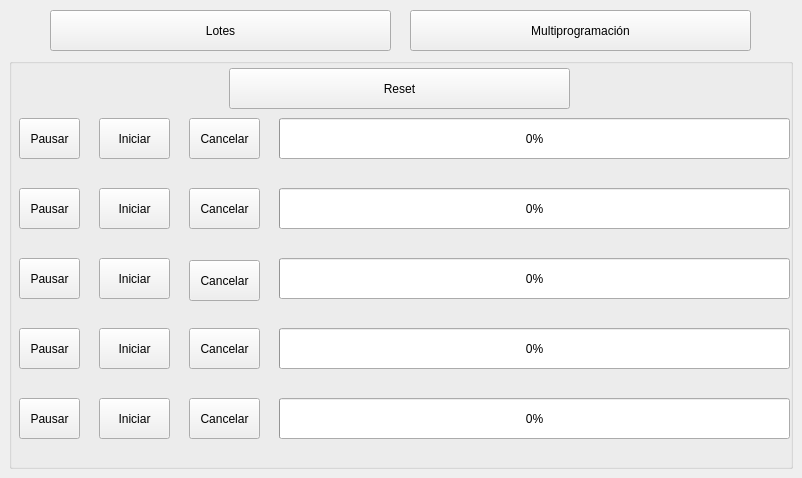
First picture: the form in admin_procesos.ui, repository Dario19999/Administrador-de-procesos, before the edit.
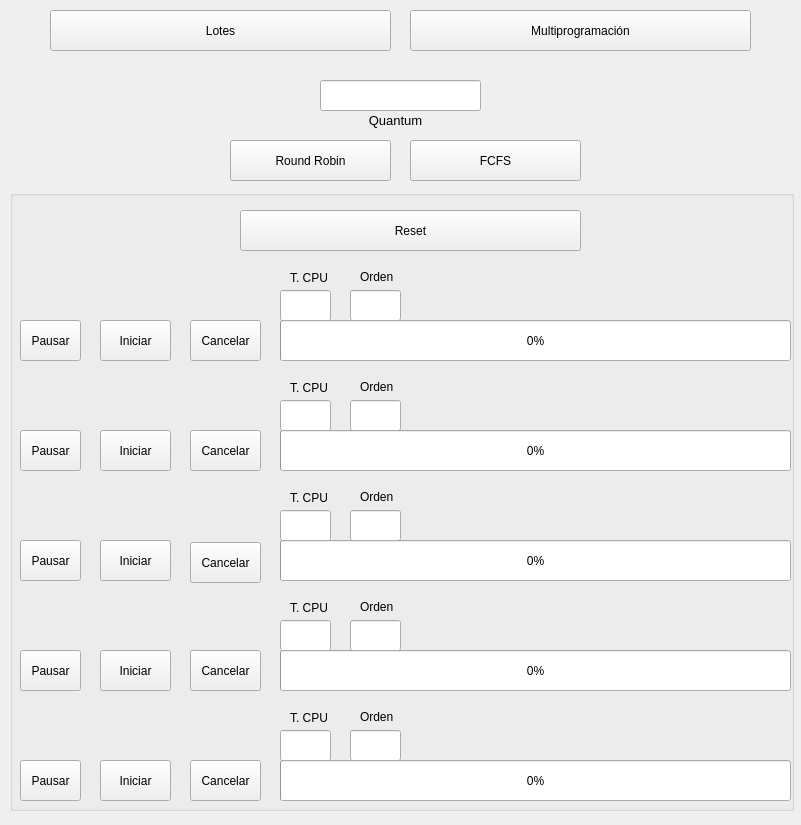
Second picture: the form after the edit.

Diff of the .ui file:
```diff
--- a/admin_procesos.ui
+++ b/admin_procesos.ui
@@ -6,8 +6,8 @@
    <rect>
     <x>0</x>
     <y>0</y>
-    <width>802</width>
-    <height>478</height>
+    <width>801</width>
+    <height>825</height>
    </rect>
   </property>
   <property name="windowTitle">
@@ -17,92 +17,62 @@
    <widget class="QGroupBox" name="groupBox">
     <property name="geometry">
      <rect>
-      <x>9</x>
-      <y>58</y>
+      <x>10</x>
+      <y>190</y>
       <width>784</width>
-      <height>411</height>
+      <height>621</height>
      </rect>
     </property>
+    <property name="autoFillBackground">
+     <bool>false</bool>
+    </property>
     <property name="title">
      <string/>
     </property>
-    <widget class="QPushButton" name="pausar_3">
+    <property name="flat">
+     <bool>true</bool>
+    </property>
+    <widget class="QLineEdit" name="orden_1">
      <property name="geometry">
       <rect>
-       <x>10</x>
-       <y>200</y>
-       <width>61</width>
-       <height>41</height>
+       <x>340</x>
+       <y>100</y>
+       <width>51</width>
+       <height>31</height>
       </rect>
      </property>
-     <property name="cursor">
-      <cursorShape>PointingHandCursor</cursorShape>
+     <property name="font">
+      <font>
+       <pointsize>12</pointsize>
+      </font>
      </property>
-     <property name="text">
-      <string>Pausar</string>
+     <property name="alignment">
+      <set>Qt::AlignCenter</set>
      </property>
-     <property name="checkable">
-      <bool>false</bool>
-     </property>
-     <property name="checked">
-      <bool>false</bool>
-     </property>
     </widget>
-    <widget class="QPushButton" name="pausar_2">
+    <widget class="QLineEdit" name="orden_3">
      <property name="geometry">
       <rect>
-       <x>10</x>
-       <y>130</y>
-       <width>61</width>
-       <height>41</height>
+       <x>340</x>
+       <y>320</y>
+       <width>51</width>
+       <height>31</height>
       </rect>
      </property>
-     <property name="cursor">
-      <cursorShape>PointingHandCursor</cursorShape>
+     <property name="font">
+      <font>
+       <pointsize>12</pointsize>
+      </font>
      </property>
-     <property name="text">
-      <string>Pausar</string>
-     </property>
-     <property name="checkable">
-      <bool>false</bool>
-     </property>
-     <property name="checked">
-      <bool>false</bool>
-     </property>
-    </widget>
-    <widget class="QPushButton" name="pausar_1">
-     <property name="enabled">
-      <bool>true</bool>
-     </property>
-     <property name="geometry">
-      <rect>
-       <x>10</x>
-       <y>60</y>
-       <width>61</width>
-       <height>41</height>
-      </rect>
-     </property>
-     <property name="cursor">
-      <cursorShape>PointingHandCursor</cursorShape>
-     </property>
-     <property name="text">
-      <string>Pausar</string>
-     </property>
-     <property name="checkable">
-      <bool>false</bool>
-     </property>
-     <property name="checked">
-      <bool>false</bool>
-     </property>
-     <property name="flat">
-      <bool>false</bool>
+     <property name="alignment">
+      <set>Qt::AlignCenter</set>
      </property>
     </widget>
     <widget class="QProgressBar" name="progressBar_1">
      <property name="geometry">
       <rect>
        <x>270</x>
-       <y>60</y>
+       <y>130</y>
        <width>511</width>
        <height>41</height>
       </rect>
@@ -114,56 +84,51 @@
       <bool>true</bool>
      </property>
     </widget>
-    <widget class="QProgressBar" name="progressBar_2">
+    <widget class="QPushButton" name="pausar_5">
+     <property name="geometry">
+      <rect>
+       <x>10</x>
+       <y>570</y>
+       <width>61</width>
+       <height>41</height>
+      </rect>
+     </property>
+     <property name="cursor">
+      <cursorShape>PointingHandCursor</cursorShape>
+     </property>
+     <property name="text">
+      <string>Pausar</string>
+     </property>
+     <property name="checkable">
+      <bool>false</bool>
+     </property>
+     <property name="checked">
+      <bool>false</bool>
+     </property>
+    </widget>
+    <widget class="QLineEdit" name="T_4">
      <property name="geometry">
       <rect>
        <x>270</x>
-       <y>130</y>
-       <width>511</width>
-       <height>41</height>
+       <y>430</y>
+       <width>51</width>
+       <height>31</height>
       </rect>
      </property>
-     <property name="value">
-      <number>0</number>
+     <property name="font">
+      <font>
+       <pointsize>12</pointsize>
+      </font>
      </property>
-    </widget>
-    <widget class="QPushButton" name="cancelar_1">
-     <property name="geometry">
-      <rect>
-       <x>180</x>
-       <y>60</y>
-       <width>71</width>
-       <height>41</height>
-      </rect>
-     </property>
-     <property name="cursor">
-      <cursorShape>PointingHandCursor</cursorShape>
-     </property>
-     <property name="text">
-      <string>Cancelar</string>
-     </property>
-    </widget>
-    <widget class="QPushButton" name="cancelar_2">
-     <property name="geometry">
-      <rect>
-       <x>180</x>
-       <y>130</y>
-       <width>71</width>
-       <height>41</height>
-      </rect>
-     </property>
-     <property name="cursor">
-      <cursorShape>PointingHandCursor</cursorShape>
-     </property>
-     <property name="text">
-      <string>Cancelar</string>
+     <property name="alignment">
+      <set>Qt::AlignCenter</set>
      </property>
     </widget>
     <widget class="QPushButton" name="cancelar_3">
      <property name="geometry">
       <rect>
        <x>180</x>
-       <y>202</y>
+       <y>352</y>
        <width>71</width>
        <height>41</height>
       </rect>
@@ -175,46 +140,29 @@
       <string>Cancelar</string>
      </property>
     </widget>
-    <widget class="QProgressBar" name="progressBar_3">
+    <widget class="QLineEdit" name="T_2">
      <property name="geometry">
       <rect>
        <x>270</x>
-       <y>200</y>
-       <width>511</width>
-       <height>41</height>
+       <y>210</y>
+       <width>51</width>
+       <height>31</height>
       </rect>
      </property>
-     <property name="value">
-      <number>0</number>
+     <property name="font">
+      <font>
+       <pointsize>12</pointsize>
+      </font>
      </property>
-    </widget>
-    <widget class="QPushButton" name="pausar_4">
-     <property name="geometry">
-      <rect>
-       <x>10</x>
-       <y>270</y>
-       <width>61</width>
-       <height>41</height>
-      </rect>
-     </property>
-     <property name="cursor">
-      <cursorShape>PointingHandCursor</cursorShape>
-     </property>
-     <property name="text">
-      <string>Pausar</string>
-     </property>
-     <property name="checkable">
-      <bool>false</bool>
-     </property>
-     <property name="checked">
-      <bool>false</bool>
+     <property name="alignment">
+      <set>Qt::AlignCenter</set>
      </property>
     </widget>
     <widget class="QPushButton" name="cancelar_4">
      <property name="geometry">
       <rect>
        <x>180</x>
-       <y>270</y>
+       <y>460</y>
        <width>71</width>
        <height>41</height>
       </rect>
@@ -226,11 +174,27 @@
       <string>Cancelar</string>
      </property>
     </widget>
-    <widget class="QPushButton" name="cancelar_5">
+    <widget class="QPushButton" name="iniciar_5">
+     <property name="geometry">
+      <rect>
+       <x>90</x>
+       <y>570</y>
+       <width>71</width>
+       <height>41</height>
+      </rect>
+     </property>
+     <property name="cursor">
+      <cursorShape>PointingHandCursor</cursorShape>
+     </property>
+     <property name="text">
+      <string>Iniciar</string>
+     </property>
+    </widget>
+    <widget class="QPushButton" name="cancelar_1">
      <property name="geometry">
       <rect>
        <x>180</x>
-       <y>340</y>
+       <y>130</y>
        <width>71</width>
        <height>41</height>
       </rect>
@@ -242,37 +206,14 @@
       <string>Cancelar</string>
      </property>
     </widget>
-    <widget class="QProgressBar" name="progressBar_5">
-     <property name="geometry">
-      <rect>
-       <x>270</x>
-       <y>340</y>
-       <width>511</width>
-       <height>41</height>
-      </rect>
+    <widget class="QPushButton" name="pausar_1">
+     <property name="enabled">
+      <bool>true</bool>
      </property>
-     <property name="value">
-      <number>0</number>
-     </property>
-    </widget>
-    <widget class="QProgressBar" name="progressBar_4">
-     <property name="geometry">
-      <rect>
-       <x>270</x>
-       <y>270</y>
-       <width>511</width>
-       <height>41</height>
-      </rect>
-     </property>
-     <property name="value">
-      <number>0</number>
-     </property>
-    </widget>
-    <widget class="QPushButton" name="pausar_5">
      <property name="geometry">
       <rect>
        <x>10</x>
-       <y>340</y>
+       <y>130</y>
        <width>61</width>
        <height>41</height>
       </rect>
@@ -289,11 +230,48 @@
      <property name="checked">
       <bool>false</bool>
      </property>
+     <property name="flat">
+      <bool>false</bool>
+     </property>
     </widget>
     <widget class="QPushButton" name="iniciar_2">
      <property name="geometry">
       <rect>
        <x>90</x>
+       <y>240</y>
+       <width>71</width>
+       <height>41</height>
+      </rect>
+     </property>
+     <property name="cursor">
+      <cursorShape>PointingHandCursor</cursorShape>
+     </property>
+     <property name="text">
+      <string>Iniciar</string>
+     </property>
+    </widget>
+    <widget class="QLineEdit" name="T_3">
+     <property name="geometry">
+      <rect>
+       <x>270</x>
+       <y>320</y>
+       <width>51</width>
+       <height>31</height>
+      </rect>
+     </property>
+     <property name="font">
+      <font>
+       <pointsize>12</pointsize>
+      </font>
+     </property>
+     <property name="alignment">
+      <set>Qt::AlignCenter</set>
+     </property>
+    </widget>
+    <widget class="QPushButton" name="iniciar_1">
+     <property name="geometry">
+      <rect>
+       <x>90</x>
        <y>130</y>
        <width>71</width>
        <height>41</height>
@@ -306,11 +284,33 @@
       <string>Iniciar</string>
      </property>
     </widget>
+    <widget class="QPushButton" name="pausar_4">
+     <property name="geometry">
+      <rect>
+       <x>10</x>
+       <y>460</y>
+       <width>61</width>
+       <height>41</height>
+      </rect>
+     </property>
+     <property name="cursor">
+      <cursorShape>PointingHandCursor</cursorShape>
+     </property>
+     <property name="text">
+      <string>Pausar</string>
+     </property>
+     <property name="checkable">
+      <bool>false</bool>
+     </property>
+     <property name="checked">
+      <bool>false</bool>
+     </property>
+    </widget>
     <widget class="QPushButton" name="iniciar_3">
      <property name="geometry">
       <rect>
        <x>90</x>
-       <y>200</y>
+       <y>350</y>
        <width>71</width>
        <height>41</height>
       </rect>
@@ -322,11 +322,141 @@
       <string>Iniciar</string>
      </property>
     </widget>
+    <widget class="QPushButton" name="cancelar_5">
+     <property name="geometry">
+      <rect>
+       <x>180</x>
+       <y>570</y>
+       <width>71</width>
+       <height>41</height>
+      </rect>
+     </property>
+     <property name="cursor">
+      <cursorShape>PointingHandCursor</cursorShape>
+     </property>
+     <property name="text">
+      <string>Cancelar</string>
+     </property>
+    </widget>
+    <widget class="QProgressBar" name="progressBar_4">
+     <property name="geometry">
+      <rect>
+       <x>270</x>
+       <y>460</y>
+       <width>511</width>
+       <height>41</height>
+      </rect>
+     </property>
+     <property name="value">
+      <number>0</number>
+     </property>
+    </widget>
+    <widget class="QProgressBar" name="progressBar_5">
+     <property name="geometry">
+      <rect>
+       <x>270</x>
+       <y>570</y>
+       <width>511</width>
+       <height>41</height>
+      </rect>
+     </property>
+     <property name="value">
+      <number>0</number>
+     </property>
+    </widget>
+    <widget class="QLineEdit" name="T_1">
+     <property name="geometry">
+      <rect>
+       <x>270</x>
+       <y>100</y>
+       <width>51</width>
+       <height>31</height>
+      </rect>
+     </property>
+     <property name="font">
+      <font>
+       <pointsize>12</pointsize>
+      </font>
+     </property>
+     <property name="alignment">
+      <set>Qt::AlignCenter</set>
+     </property>
+    </widget>
+    <widget class="QPushButton" name="pausar_2">
+     <property name="geometry">
+      <rect>
+       <x>10</x>
+       <y>240</y>
+       <width>61</width>
+       <height>41</height>
+      </rect>
+     </property>
+     <property name="cursor">
+      <cursorShape>PointingHandCursor</cursorShape>
+     </property>
+     <property name="text">
+      <string>Pausar</string>
+     </property>
+     <property name="checkable">
+      <bool>false</bool>
+     </property>
+     <property name="checked">
+      <bool>false</bool>
+     </property>
+    </widget>
+    <widget class="QPushButton" name="pausar_3">
+     <property name="geometry">
+      <rect>
+       <x>10</x>
+       <y>350</y>
+       <width>61</width>
+       <height>41</height>
+      </rect>
+     </property>
+     <property name="cursor">
+      <cursorShape>PointingHandCursor</cursorShape>
+     </property>
+     <property name="text">
+      <string>Pausar</string>
+     </property>
+     <property name="checkable">
+      <bool>false</bool>
+     </property>
+     <property name="checked">
+      <bool>false</bool>
+     </property>
+    </widget>
+    <widget class="QProgressBar" name="progressBar_3">
+     <property name="geometry">
+      <rect>
+       <x>270</x>
+       <y>350</y>
+       <width>511</width>
+       <height>41</height>
+      </rect>
+     </property>
+     <property name="value">
+      <number>0</number>
+     </property>
+    </widget>
+    <widget class="QProgressBar" name="progressBar_2">
+     <property name="geometry">
+      <rect>
+       <x>270</x>
+       <y>240</y>
+       <width>511</width>
+       <height>41</height>
+      </rect>
+     </property>
+     <property name="value">
+      <number>0</number>
+     </property>
+    </widget>
     <widget class="QPushButton" name="iniciar_4">
      <property name="geometry">
       <rect>
        <x>90</x>
-       <y>270</y>
+       <y>460</y>
        <width>71</width>
        <height>41</height>
       </rect>
@@ -338,27 +468,29 @@
       <string>Iniciar</string>
      </property>
     </widget>
-    <widget class="QPushButton" name="iniciar_1">
+    <widget class="QLineEdit" name="orden_4">
      <property name="geometry">
       <rect>
-       <x>90</x>
-       <y>60</y>
-       <width>71</width>
-       <height>41</height>
+       <x>340</x>
+       <y>430</y>
+       <width>51</width>
+       <height>31</height>
       </rect>
      </property>
-     <property name="cursor">
-      <cursorShape>PointingHandCursor</cursorShape>
+     <property name="font">
+      <font>
+       <pointsize>12</pointsize>
+      </font>
      </property>
-     <property name="text">
-      <string>Iniciar</string>
+     <property name="alignment">
+      <set>Qt::AlignCenter</set>
      </property>
     </widget>
-    <widget class="QPushButton" name="iniciar_5">
+    <widget class="QPushButton" name="cancelar_2">
      <property name="geometry">
       <rect>
-       <x>90</x>
-       <y>340</y>
+       <x>180</x>
+       <y>240</y>
        <width>71</width>
        <height>41</height>
       </rect>
@@ -367,14 +499,68 @@
       <cursorShape>PointingHandCursor</cursorShape>
      </property>
      <property name="text">
-      <string>Iniciar</string>
+      <string>Cancelar</string>
+     </property>
+    </widget>
+    <widget class="QLineEdit" name="orden_5">
+     <property name="geometry">
+      <rect>
+       <x>340</x>
+       <y>540</y>
+       <width>51</width>
+       <height>31</height>
+      </rect>
+     </property>
+     <property name="font">
+      <font>
+       <pointsize>12</pointsize>
+      </font>
+     </property>
+     <property name="alignment">
+      <set>Qt::AlignCenter</set>
+     </property>
+    </widget>
+    <widget class="QLineEdit" name="T_5">
+     <property name="geometry">
+      <rect>
+       <x>270</x>
+       <y>540</y>
+       <width>51</width>
+       <height>31</height>
+      </rect>
+     </property>
+     <property name="font">
+      <font>
+       <pointsize>12</pointsize>
+      </font>
+     </property>
+     <property name="alignment">
+      <set>Qt::AlignCenter</set>
+     </property>
+    </widget>
+    <widget class="QLineEdit" name="orden_2">
+     <property name="geometry">
+      <rect>
+       <x>340</x>
+       <y>210</y>
+       <width>51</width>
+       <height>31</height>
+      </rect>
+     </property>
+     <property name="font">
+      <font>
+       <pointsize>12</pointsize>
+      </font>
+     </property>
+     <property name="alignment">
+      <set>Qt::AlignCenter</set>
      </property>
     </widget>
     <widget class="QPushButton" name="reset_btn">
      <property name="geometry">
       <rect>
-       <x>220</x>
-       <y>10</y>
+       <x>230</x>
+       <y>20</y>
        <width>341</width>
        <height>41</height>
       </rect>
@@ -383,6 +569,177 @@
       <string>Reset</string>
      </property>
     </widget>
+    <widget class="QLabel" name="label_2">
+     <property name="geometry">
+      <rect>
+       <x>280</x>
+       <y>80</y>
+       <width>47</width>
+       <height>16</height>
+      </rect>
+     </property>
+     <property name="text">
+      <string>T. CPU</string>
+     </property>
+    </widget>
+    <widget class="QLabel" name="label_3">
+     <property name="geometry">
+      <rect>
+       <x>280</x>
+       <y>520</y>
+       <width>47</width>
+       <height>16</height>
+      </rect>
+     </property>
+     <property name="text">
+      <string>T. CPU</string>
+     </property>
+    </widget>
+    <widget class="QLabel" name="label_4">
+     <property name="geometry">
+      <rect>
+       <x>280</x>
+       <y>410</y>
+       <width>47</width>
+       <height>16</height>
+      </rect>
+     </property>
+     <property name="text">
+      <string>T. CPU</string>
+     </property>
+    </widget>
+    <widget class="QLabel" name="label_5">
+     <property name="geometry">
+      <rect>
+       <x>280</x>
+       <y>300</y>
+       <width>47</width>
+       <height>16</height>
+      </rect>
+     </property>
+     <property name="text">
+      <string>T. CPU</string>
+     </property>
+    </widget>
+    <widget class="QLabel" name="label_6">
+     <property name="geometry">
+      <rect>
+       <x>280</x>
+       <y>190</y>
+       <width>47</width>
+       <height>16</height>
+      </rect>
+     </property>
+     <property name="text">
+      <string>T. CPU</string>
+     </property>
+    </widget>
+    <widget class="QLabel" name="label_7">
+     <property name="geometry">
+      <rect>
+       <x>350</x>
+       <y>80</y>
+       <width>47</width>
+       <height>13</height>
+      </rect>
+     </property>
+     <property name="text">
+      <string>Orden</string>
+     </property>
+    </widget>
+    <widget class="QLabel" name="label_8">
+     <property name="geometry">
+      <rect>
+       <x>350</x>
+       <y>520</y>
+       <width>47</width>
+       <height>13</height>
+      </rect>
+     </property>
+     <property name="text">
+      <string>Orden</string>
+     </property>
+    </widget>
+    <widget class="QLabel" name="label_9">
+     <property name="geometry">
+      <rect>
+       <x>350</x>
+       <y>410</y>
+       <width>47</width>
+       <height>13</height>
+      </rect>
+     </property>
+     <property name="text">
+      <string>Orden</string>
+     </property>
+    </widget>
+    <widget class="QLabel" name="label_10">
+     <property name="geometry">
+      <rect>
+       <x>350</x>
+       <y>300</y>
+       <width>47</width>
+       <height>13</height>
+      </rect>
+     </property>
+     <property name="text">
+      <string>Orden</string>
+     </property>
+    </widget>
+    <widget class="QLabel" name="label_11">
+     <property name="geometry">
+      <rect>
+       <x>350</x>
+       <y>190</y>
+       <width>47</width>
+       <height>13</height>
+      </rect>
+     </property>
+     <property name="text">
+      <string>Orden</string>
+     </property>
+    </widget>
+    <zorder>progressBar_1</zorder>
+    <zorder>pausar_5</zorder>
+    <zorder>cancelar_3</zorder>
+    <zorder>cancelar_4</zorder>
+    <zorder>iniciar_5</zorder>
+    <zorder>cancelar_1</zorder>
+    <zorder>pausar_1</zorder>
+    <zorder>iniciar_2</zorder>
+    <zorder>iniciar_1</zorder>
+    <zorder>pausar_4</zorder>
+    <zorder>iniciar_3</zorder>
+    <zorder>cancelar_5</zorder>
+    <zorder>progressBar_4</zorder>
+    <zorder>progressBar_5</zorder>
+    <zorder>T_1</zorder>
+    <zorder>pausar_2</zorder>
+    <zorder>pausar_3</zorder>
+    <zorder>progressBar_3</zorder>
+    <zorder>progressBar_2</zorder>
+    <zorder>iniciar_4</zorder>
+    <zorder>orden_4</zorder>
+    <zorder>cancelar_2</zorder>
+    <zorder>orden_5</zorder>
+    <zorder>T_5</zorder>
+    <zorder>orden_2</zorder>
+    <zorder>T_2</zorder>
+    <zorder>orden_1</zorder>
+    <zorder>orden_3</zorder>
+    <zorder>T_4</zorder>
+    <zorder>T_3</zorder>
+    <zorder>reset_btn</zorder>
+    <zorder>label_2</zorder>
+    <zorder>label_3</zorder>
+    <zorder>label_4</zorder>
+    <zorder>label_5</zorder>
+    <zorder>label_6</zorder>
+    <zorder>label_7</zorder>
+    <zorder>label_8</zorder>
+    <zorder>label_9</zorder>
+    <zorder>label_10</zorder>
+    <zorder>label_11</zorder>
    </widget>
    <widget class="QPushButton" name="lotes_btn">
     <property name="geometry">
@@ -410,6 +767,71 @@
      <string>Multiprogramación</string>
     </property>
    </widget>
+   <widget class="QLineEdit" name="quantum">
+    <property name="geometry">
+     <rect>
+      <x>320</x>
+      <y>80</y>
+      <width>161</width>
+      <height>31</height>
+     </rect>
+    </property>
+    <property name="font">
+     <font>
+      <pointsize>12</pointsize>
+     </font>
+    </property>
+    <property name="alignment">
+     <set>Qt::AlignCenter</set>
+    </property>
+   </widget>
+   <widget class="QLabel" name="label">
+    <property name="geometry">
+     <rect>
+      <x>360</x>
+      <y>110</y>
+      <width>71</width>
+      <height>21</height>
+     </rect>
+    </property>
+    <property name="font">
+     <font>
+      <pointsize>10</pointsize>
+     </font>
+    </property>
+    <property name="text">
+     <string>Quantum</string>
+    </property>
+    <property name="alignment">
+     <set>Qt::AlignCenter</set>
+    </property>
+   </widget>
+   <widget class="QPushButton" name="rr_btn">
+    <property name="geometry">
+     <rect>
+      <x>230</x>
+      <y>140</y>
+      <width>161</width>
+      <height>41</height>
+     </rect>
+    </property>
+    <property name="text">
+     <string>Round Robin</string>
+    </property>
+   </widget>
+   <widget class="QPushButton" name="fcfs_btn">
+    <property name="geometry">
+     <rect>
+      <x>410</x>
+      <y>140</y>
+      <width>171</width>
+      <height>41</height>
+     </rect>
+    </property>
+    <property name="text">
+     <string>FCFS</string>
+    </property>
+   </widget>
   </widget>
  </widget>
  <resources/>
```
